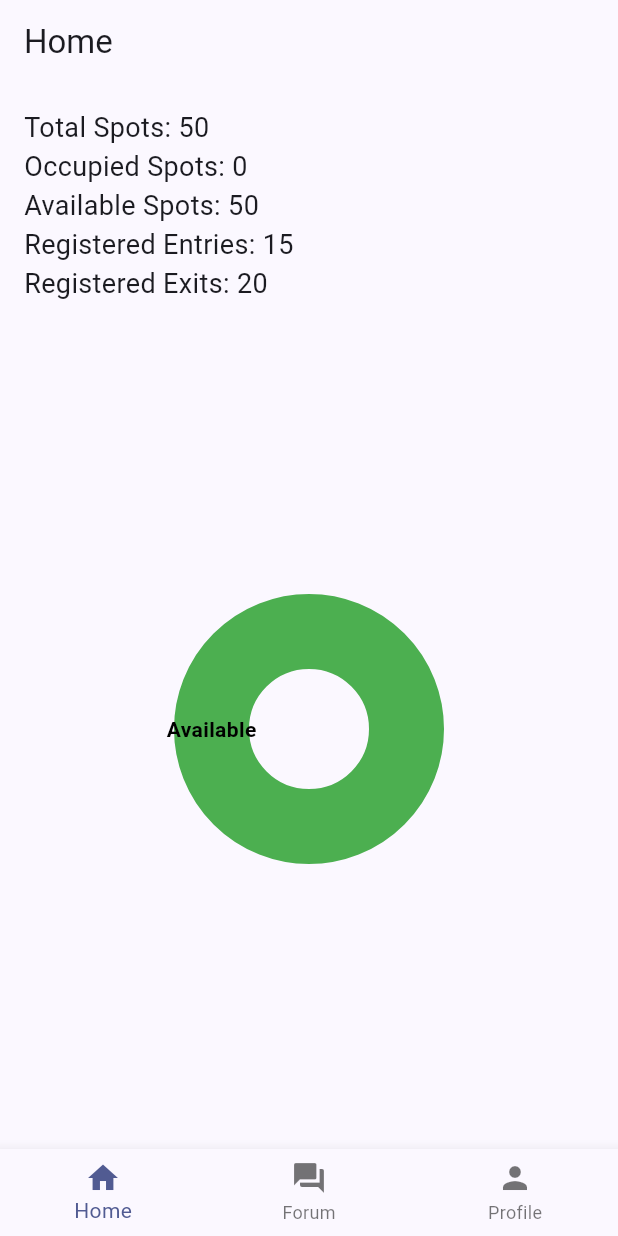
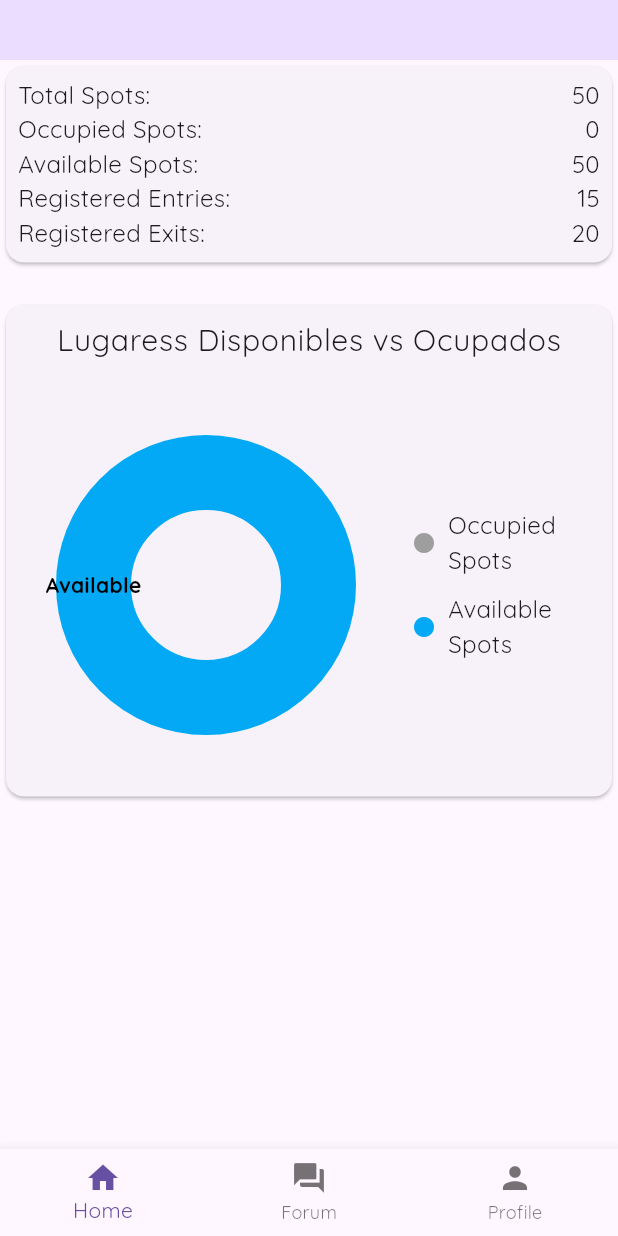
Before and after one commit to jd-becerra/proyectoFlutter, a Flutter app: the screen it shows after launch, after a tap on "Login", on a phone screen of 412 x 824 dp. Run offline on Flutter 3.47's test engine with Material 3 defaults, Android fonts, the light colour scheme and no system bars; drawn by our look-alikes of fl_chart; our stand-ins replace google_fonts.

Commit message:
Enhance parking app features: add user login functionality, implement profile screen, and integrate Google Fonts for improved UI. Update data structure for posts and settings in JSON, and refine pie chart visuals.

```diff
--- a/lib/main.dart
+++ b/lib/main.dart
@@ -2,6 +2,7 @@ import 'package:flutter/material.dart';
 import 'package:provider/provider.dart';
 import 'package:proyecto_flutter/provider.dart';
 import 'package:proyecto_flutter/screens/login.dart';
+import 'package:google_fonts/google_fonts.dart';
 
 void main() {
   runApp(
@@ -21,9 +22,18 @@ class MyApp extends StatelessWidget {
       debugShowCheckedModeBanner: false,
       title: 'Parking App',
       theme: ThemeData(
-        colorScheme: ColorScheme.fromSeed(seedColor: Colors.indigo),
-        useMaterial3: true,
-      ),
+          brightness: Brightness.light,
+          primarySwatch: Colors.lightBlue,
+          primaryColor: Colors.lightBlue,
+          textTheme: TextTheme(
+            bodyLarge: GoogleFonts.quicksand(fontSize: 20.0),
+            bodyMedium: GoogleFonts.quicksand(fontSize: 16.0),
+            bodySmall: GoogleFonts.quicksand(fontSize: 14.0)
+          )),
+      darkTheme: ThemeData(
+          brightness: Brightness.dark,
+          primarySwatch: Colors.lightBlue,
+          textTheme: TextTheme(bodyMedium: GoogleFonts.bitter(fontSize: 14.0))),
       home: Login(),
     );
   }
--- a/lib/provider.dart
+++ b/lib/provider.dart
@@ -3,6 +3,7 @@ import 'dart:async';
 import 'dart:math';
 import 'package:flutter/material.dart';
 import 'package:flutter/services.dart';
+import 'package:proyecto_flutter/models/user.dart';
 
 Future<Map<String, dynamic>> loadParkingData() async {
   final String response = await rootBundle.loadString('assets/data/data.json');
@@ -16,7 +17,8 @@ class AppProvider extends ChangeNotifier {
   int exits = 0;   // lifetime exit counter
   int availableSpots = 0;
   int occupiedSpots = 0;
-  List<dynamic> users = [];
+  List<User> users = [];
+  User ? currentUser;
 
   final Random random = Random();
   final int maxChange = 20; // max cars entering or leaving at once in simulation
@@ -29,15 +31,36 @@ class AppProvider extends ChangeNotifier {
         'registered_entries': entries,
         'registered_exits': exits,
       };
+  User ? get loggedInUser => currentUser;
 
   AppProvider() {
     initialize();
   }
 
   Future<void> initialize() async {
+    login("johndoe@example.com", "password123");
     await fetchParkingData();
     updateParkingData();
     simulateParkingActivity();
+  }
+
+  Future<void> login(String email, String password) async {
+    await fetchUsers();
+
+    try {
+      final user = users.firstWhere((user) => user.email == email && user.password == password);
+      currentUser = user;
+      notifyListeners();
+    } catch (e) {
+      currentUser = null;
+      notifyListeners();
+    }
+  }
+
+  Future<void> fetchUsers() async {
+    final data = await loadParkingData();
+    users = (data["users"] as List).map((user) => User.fromJson(user)).toList();
+    notifyListeners();
   }
 
   Future<void> fetchParkingData() async {
@@ -49,7 +72,6 @@ class AppProvider extends ChangeNotifier {
     exits = parking["exits"];
     occupiedSpots = 0; // start empty
     availableSpots = totalSpots;
-    users = data["users"];
 
     notifyListeners();
   }
--- a/lib/screens/home.dart
+++ b/lib/screens/home.dart
@@ -2,6 +2,7 @@ import 'package:flutter/material.dart';
 import 'package:provider/provider.dart';
 import 'package:proyecto_flutter/provider.dart';
 import 'package:proyecto_flutter/widgets/pie_chart.dart';
+import 'package:proyecto_flutter/widgets/title.dart';
 
 class Home extends StatelessWidget {
   const Home({super.key});
@@ -22,27 +23,131 @@ class Home extends StatelessWidget {
     final availableSpots = totalSpots - occupiedSpots;
 
     return Scaffold(
-      appBar: AppBar(title: const Text('Home')),
-      body: Padding(
+      appBar: AppBar(
+        toolbarHeight: 40,
+        flexibleSpace: const AppTitle(text: 'Información del Estacionamiento'),
+      ),
+      body: Column(
+        crossAxisAlignment: CrossAxisAlignment.center,
+        children: [
+          Card(
+            child: Padding(
+              padding: const EdgeInsets.all(8.0),
+              child: Table(
+                columnWidths: const {
+                  0: FlexColumnWidth(2),
+                  1: FlexColumnWidth(1),
+                },
+                children: [
+                  TableRow(
+                    children: [
+                      Text('Total Spots:', textAlign: TextAlign.left),
+                      Text('$totalSpots', textAlign: TextAlign.right),
+                    ],
+                  ),
+                  TableRow(
+                    children: [
+                      Text('Occupied Spots:', textAlign: TextAlign.left),
+                      Text('$occupiedSpots', textAlign: TextAlign.right),
+                    ],
+                  ),
+                  TableRow(
+                    children: [
+                      Text('Available Spots:', textAlign: TextAlign.left),
+                      Text('$availableSpots', textAlign: TextAlign.right),
+                    ],
+                  ),
+                  TableRow(
+                    children: [
+                      Text('Registered Entries:', textAlign: TextAlign.left),
+                      Text('$registeredEntries', textAlign: TextAlign.right),
+                    ],
+                  ),
+                  TableRow(
+                    children: [
+                      Text('Registered Exits:', textAlign: TextAlign.left),
+                      Text('$registeredExits', textAlign: TextAlign.right),
+                    ],
+                  ),
+                ],
+              ),
+            ),
+          ),
+          const SizedBox(height: 20),
+          Card(
+            child: Column(
+              children: [
+                Column(
+                  children: [
+                    Padding(
+                      padding: const EdgeInsets.all(8.0),
+                      child: Text(
+                        'Lugaress Disponibles vs Ocupados',
+                        style: Theme.of(context).textTheme.bodyLarge,
+                      ),
+                    ),
+                  ],
+                ),
+                Padding(
                   padding: const EdgeInsets.all(16.0),
-        child: Column(
-          crossAxisAlignment: CrossAxisAlignment.start,
+                  child: SizedBox(
+                    height: 250,
+                    width: double.infinity,
+                    child: Row(
+                      mainAxisAlignment: MainAxisAlignment.spaceEvenly,
+                      crossAxisAlignment: CrossAxisAlignment.center,
                       children: [
-            Text('Total Spots: $totalSpots', style: const TextStyle(fontSize: 18)),
-            Text('Occupied Spots: $occupiedSpots', style: const TextStyle(fontSize: 18)),
-            Text('Available Spots: $availableSpots', style: const TextStyle(fontSize: 18)),
-            Text('Registered Entries: $registeredEntries', style: const TextStyle(fontSize: 18)),
-            Text('Registered Exits: $registeredExits', style: const TextStyle(fontSize: 18)),
-            const SizedBox(height: 20),
+                        // Let the PieChart take flexible width
                         Expanded(
+                          flex: 2,
                           child: ParkingPieChart(
                             totalSpots: totalSpots,
                             occupiedSpots: occupiedSpots,
                             availableSpots: availableSpots,
                           ),
                         ),
+                        const SizedBox(width: 20),
+                        // Legend with flexible layout
+                        Expanded(
+                          flex: 1,
+                          child: Column(
+                            mainAxisAlignment: MainAxisAlignment.center,
+                            crossAxisAlignment: CrossAxisAlignment.start,
+                            children: [
+                              Row(
+                                children: [
+                                  Icon(
+                                    Icons.circle,
+                                    color: Colors.grey,
+                                    size: 16,
+                                  ),
+                                  const SizedBox(width: 8),
+                                  Flexible(child: Text('Occupied Spots')),
                                 ],
                               ),
+                              const SizedBox(height: 10),
+                              Row(
+                                children: [
+                                  Icon(
+                                    Icons.circle,
+                                    color: Colors.lightBlue,
+                                    size: 16,
+                                  ),
+                                  const SizedBox(width: 8),
+                                  Flexible(child: Text('Available Spots')),
+                                ],
+                              ),
+                            ],
+                          ),
+                        ),
+                      ],
+                    ),
+                  ),
+                ),
+              ],
+            ),
+          ),
+        ],
       ),
     );
   }
--- a/lib/screens/profile.dart
+++ b/lib/screens/profile.dart
@@ -3,16 +3,29 @@
 import 'package:flutter/material.dart';
 import 'package:proyecto_flutter/provider.dart';
 import 'package:proyecto_flutter/models/user.dart';
+import 'package:provider/provider.dart';
 
 class Profile extends StatelessWidget {
   @override
   Widget build(BuildContext context) {
+    final appProvider = Provider.of<AppProvider>(context);
+    final user = appProvider.loggedInUser;
+
     return Scaffold(
       appBar: AppBar(
         title: Text('Profile'),
       ),
       body: Center(
-        child: Text('User Profile Screen'),
+        child: user != null
+            ? Column(
+                mainAxisAlignment: MainAxisAlignment.center,
+                children: [
+                  Text('Name: ${user.name}', style: TextStyle(fontSize: 20)),
+                  SizedBox(height: 10),
+                  Text('Email: ${user.email}', style: TextStyle(fontSize: 20)),
+                ],
+              )
+            : Text('No user logged in', style: TextStyle(fontSize: 20)),
       ),
     );
   }
--- a/lib/widgets/pie_chart.dart
+++ b/lib/widgets/pie_chart.dart
@@ -12,10 +12,8 @@ class ParkingPieChart extends StatelessWidget {
     required this.availableSpots,
   });
 
-  double getRadiusSize(int spots) {
-    double radius = 50 * (spots / totalSpots);
-    return radius < 30 ? 30 : radius;
-  }
+  final double radius = 50;
+  final double centerSpaceRadius = 50;
 
   @override
   Widget build(BuildContext context) {
@@ -24,9 +22,9 @@ class ParkingPieChart extends StatelessWidget {
         sections: [
           PieChartSectionData(
             value: occupiedSpots.toDouble(),
-            color: Colors.red,
+            color: Colors.grey,
             title: 'Occupied',
-            radius: totalSpots == 0 ? 0 : getRadiusSize(occupiedSpots),
+            radius: radius,
             titleStyle: const TextStyle(
               fontSize: 14,
               fontWeight: FontWeight.bold,
@@ -35,9 +33,10 @@ class ParkingPieChart extends StatelessWidget {
           ),
           PieChartSectionData(
             value: availableSpots.toDouble(),
-            color: Colors.green,
+            color: Colors.lightBlue,
+            borderSide: BorderSide(style: BorderStyle.solid, color: Colors.grey, width: 6),
             title: 'Available',
-            radius: totalSpots == 0 ? 0 : getRadiusSize(availableSpots),
+            radius: radius,
             titleStyle: const TextStyle(
               fontSize: 14,
               fontWeight: FontWeight.bold,
@@ -45,8 +44,8 @@ class ParkingPieChart extends StatelessWidget {
             ),
           ),
         ],
-        sectionsSpace: 2,
-        centerSpaceRadius: 40,
+        sectionsSpace: 0,
+        centerSpaceRadius: centerSpaceRadius,
       ),
     );
   }
--- /dev/null
+++ b/lib/widgets/title.dart
@@ -0,0 +1,25 @@
+import 'package:flutter/material.dart';
+
+class AppTitle extends StatelessWidget {
+  final String text;
+  const AppTitle({super.key, required this.text});
+
+  @override
+  Widget build(BuildContext context) {
+    return SizedBox(
+      width: double.infinity,
+      child: Container(
+        width: double.infinity,
+        color: Theme.of(context).colorScheme.primaryContainer,
+        padding: const EdgeInsets.only(top: 24.0, right: 8.0, left: 8.0, bottom: 8.0),
+        child: Text(
+          text,
+          textAlign: TextAlign.center,
+          style: Theme.of(context).textTheme.bodyLarge?.copyWith(
+            fontWeight: FontWeight.bold,
+          ),
+        ),
+      ),
+    );
+  }
+}
--- a/pubspec.yaml
+++ b/pubspec.yaml
@@ -37,6 +37,7 @@ dependencies:
   provider: ^6.1.5+1
   fl_chart: ^1.1.1
   flutter_launcher_icons: ^0.14.4
+  google_fonts: ^6.3.2
 
 dev_dependencies:
   flutter_test:
```
Also changed, not shown: assets/data/data.json (+25 -1 lines), pubspec.lock. Lines whose indentation alone changed are shown as unchanged.
